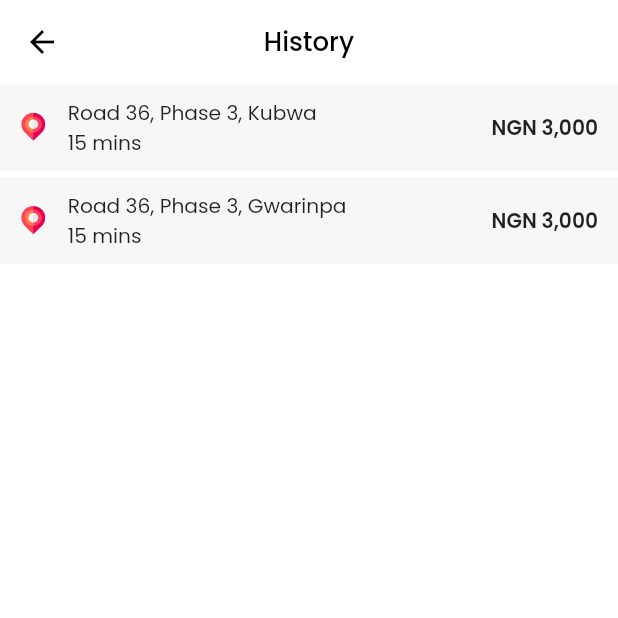
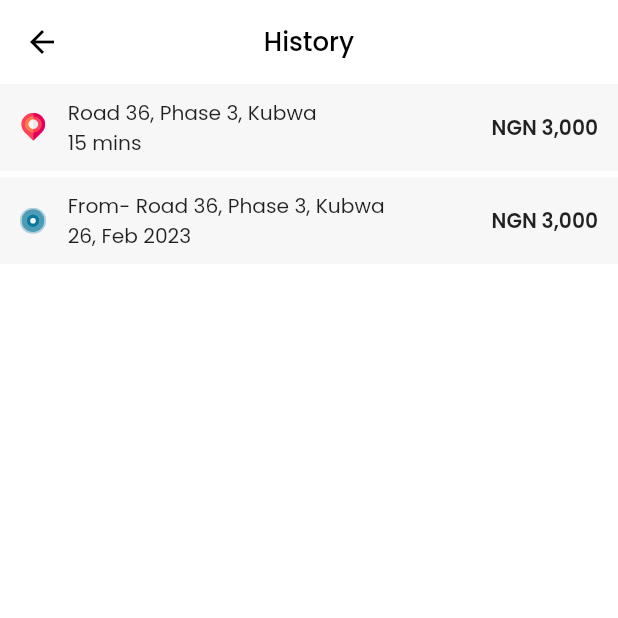
Before and after one commit to Maxtone1049/run_rider, a Flutter app: the History screen opened directly, on a phone screen of 412 x 824 dp, the top half of it. Run offline on Flutter 3.47's test engine with Material 2 defaults, Android fonts, the phone set to English and light mode, and no system bars; our stand-ins replace flutter_screenutil, flutter_svg, google_fonts, pin_code_fields.

```diff
--- a/lib/ui/Home/History/history.dart
+++ b/lib/ui/Home/History/history.dart
@@ -36,9 +36,9 @@ class History extends StatelessWidget {
           ),
           SizedBox(height: 5.h),
           const HistoryCard(
-            time: '15 mins',
-            address: 'Road 36, Phase 3, Gwarinpa',
-            img: 'assets/image/drop.svg',
+            time: '26, Feb 2023',
+            address: 'From- Road 36, Phase 3, Kubwa',
+            img: 'assets/image/arrive.svg',
             amount: '3,000',
           ),
         ],
```
Also changed, not shown: assets/image/arrive.svg (added).
